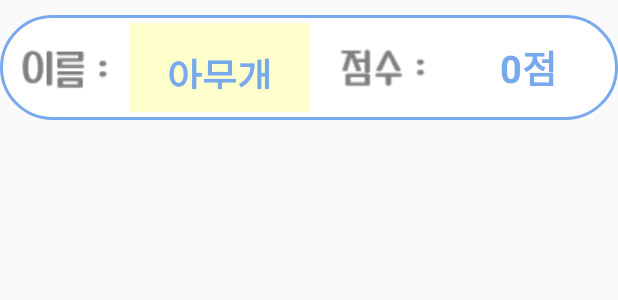
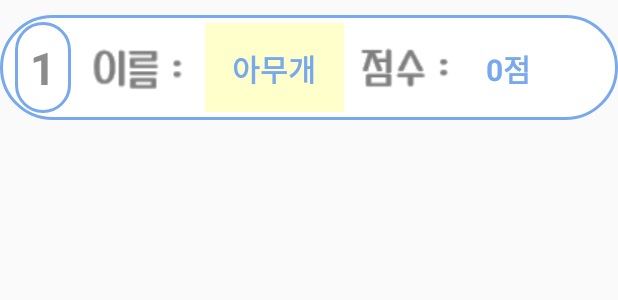
Before and after one commit to anyin93/BabyGame, an Android app: the layout item_rank.xml on its own in the app's theme, with its tools: preview values and no code run, on a phone screen of 412 x 824 dp. Shown: the top 300 px of the screen. Run offline under Robolectric (Android 15) with nearby library versions, the phone set to English and light mode, and no system bars.

Commit message:
implement rank function

```diff
--- a/app/src/main/java/com/example/babygame/Rank.java
+++ b/app/src/main/java/com/example/babygame/Rank.java
@@ -8,4 +8,7 @@ public class Rank {
         this.name = name;
         this.score = score;
     }
+
+
+
 }
--- a/app/src/main/java/com/example/babygame/RankAdapter.java
+++ b/app/src/main/java/com/example/babygame/RankAdapter.java
@@ -1,6 +1,7 @@
 package com.example.babygame;
 
 import android.content.Context;
+import android.graphics.Color;
 import android.view.LayoutInflater;
 import android.view.View;
 import android.view.ViewGroup;
@@ -10,11 +11,21 @@ import android.widget.TextView;
 import org.w3c.dom.Text;
 
 import java.util.ArrayList;
+import java.util.Collection;
+import java.util.Collections;
+import java.util.Comparator;
 
 public class RankAdapter extends BaseAdapter {
     private ArrayList<Rank> listItem=new ArrayList<Rank>();
 
     public RankAdapter(ArrayList<Rank> listItem) {
+        Collections.sort(listItem, new Comparator<Rank>() {
+            @Override
+            public int compare(Rank o1, Rank o2) {
+                return o1.score.compareTo(o2.score);
+            }
+        });
+        Collections.reverse(listItem);
         this.listItem = listItem;
     }
 
@@ -44,11 +55,18 @@ public class RankAdapter extends BaseAdapter {
 
         TextView name=(TextView)convertView.findViewById(R.id.tv_rank_name);
         TextView score=(TextView)convertView.findViewById(R.id.tv_rank_score);
+        TextView grade=(TextView)convertView.findViewById(R.id.tv_rank_grade);
 
         Rank rank=listItem.get(position);
-
+        //1.2.3위는 주황색으로
+        if(position<3){
+            grade.setTextColor(Color.parseColor("#FF9436"));
+        }
         name.setText(rank.name);
         score.setText(rank.score);
+        grade.setText(Integer.toString(position+1));
+
+
 
 
         return convertView;
--- /dev/null
+++ b/app/src/main/java/com/example/babygame/SoundManager.java
@@ -0,0 +1,6 @@
+package com.example.babygame;
+
+public class SoundManager {
+
+
+}
--- a/app/src/main/res/layout/item_rank.xml
+++ b/app/src/main/res/layout/item_rank.xml
@@ -7,22 +7,39 @@
     xmlns:app="http://schemas.android.com/apk/res-auto">
 
 
+        <TextView
+            android:id="@+id/tv_rank_grade"
+            android:layout_width="wrap_content"
+            android:layout_height="wrap_content"
+            app:layout_constraintHorizontal_weight="1"
+            app:layout_constraintTop_toTopOf="parent"
+            app:layout_constraintBottom_toBottomOf="parent"
+            android:text="1"
+            android:gravity="center"
+            android:textColor="#8C8C8C"
+            android:textStyle="bold"
+            android:background="@drawable/round_shape_rank"
+            android:padding="10dp"
+            android:layout_marginHorizontal="10dp"
+            android:textSize="30sp"
+            app:layout_constraintRight_toLeftOf="@+id/iv_rank_name"
+            app:layout_constraintLeft_toLeftOf="parent"/>
+
         <ImageView
             android:id="@+id/iv_rank_name"
-            android:layout_width="wrap_content"
-            app:layout_constraintHorizontal_weight="1"
-            android:layout_height="match_parent"
+            android:layout_width="0dp"
+            app:layout_constraintHorizontal_weight="1.2"
+            android:layout_height="0dp"
             app:layout_constraintBottom_toBottomOf="parent"
-            app:layout_constraintLeft_toLeftOf="parent"
+            app:layout_constraintLeft_toRightOf="@id/tv_rank_grade"
             app:layout_constraintTop_toTopOf="parent"
             app:layout_constraintRight_toLeftOf="@+id/tv_rank_name"
-            android:src="@drawable/name"
-            android:layout_marginLeft="10dp"/>
+            android:src="@drawable/name" />
         <TextView
             android:id="@+id/tv_rank_name"
             android:layout_width="0dp"
             android:layout_height="0dp"
-            app:layout_constraintHorizontal_weight="2"
+            app:layout_constraintHorizontal_weight="1.5"
             app:layout_constraintTop_toTopOf="parent"
             app:layout_constraintBottom_toBottomOf="parent"
             app:layout_constraintRight_toLeftOf="@id/iv_rank_score"
@@ -31,7 +48,7 @@
             android:layout_margin="5dp"
             android:background="#FFFFCC"
             android:textColor="#78A9ED"
-            android:textSize="25sp"
+            android:textSize="20sp"
             android:textStyle="bold"
             android:textAlignment="center"
             android:paddingVertical="15dp"/>
@@ -44,8 +61,7 @@
             app:layout_constraintRight_toLeftOf="@id/tv_rank_score"
             app:layout_constraintLeft_toRightOf="@+id/tv_rank_name"
             app:layout_constraintHorizontal_weight="1.2"
-            android:src="@drawable/scoreinput"
-            android:layout_marginLeft="10dp"/>
+            android:src="@drawable/scoreinput" />
         <TextView
             android:id="@+id/tv_rank_score"
             android:layout_width="0dp"
@@ -55,11 +71,12 @@
             app:layout_constraintRight_toRightOf="parent"
             app:layout_constraintLeft_toRightOf="@+id/iv_rank_score"
             android:text="0점"
-            app:layout_constraintHorizontal_weight="2"
+            android:paddingLeft="10dp"
+            android:layout_margin="5dp"
+            app:layout_constraintHorizontal_weight="1.5"
             android:textColor="#78A9ED"
-            android:textSize="25sp"
+            android:textSize="20sp"
             android:textStyle="bold"
-            android:textAlignment="center"
             android:paddingVertical="15dp"/>
 
 </androidx.constraintlayout.widget.ConstraintLayout>
```
